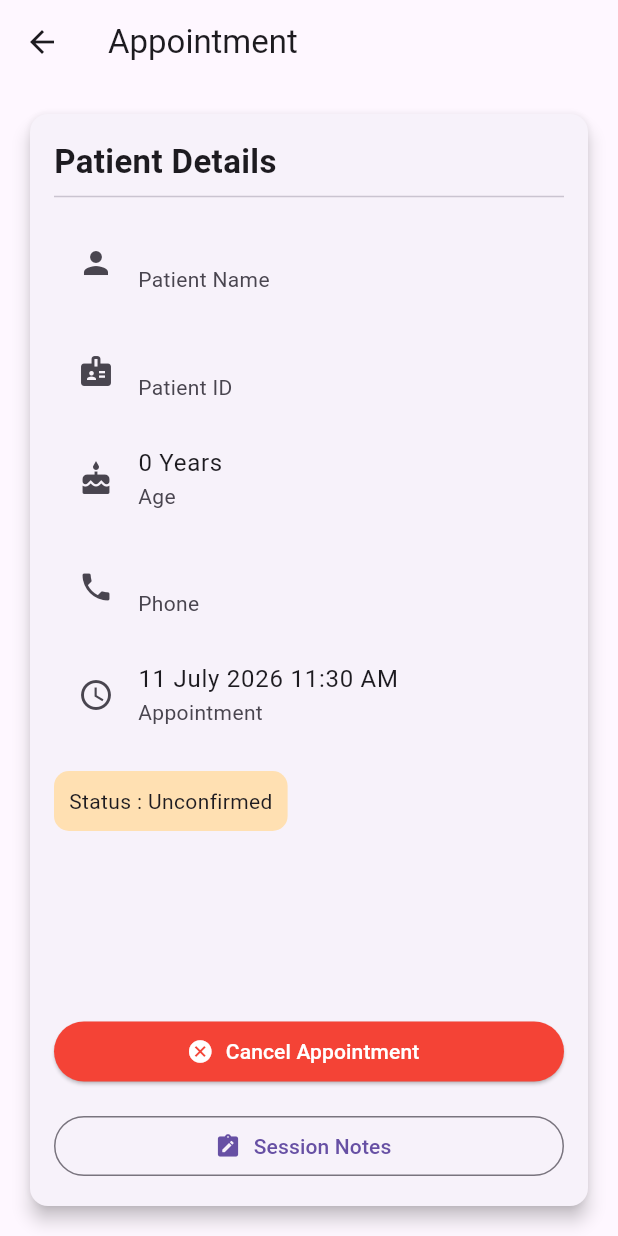
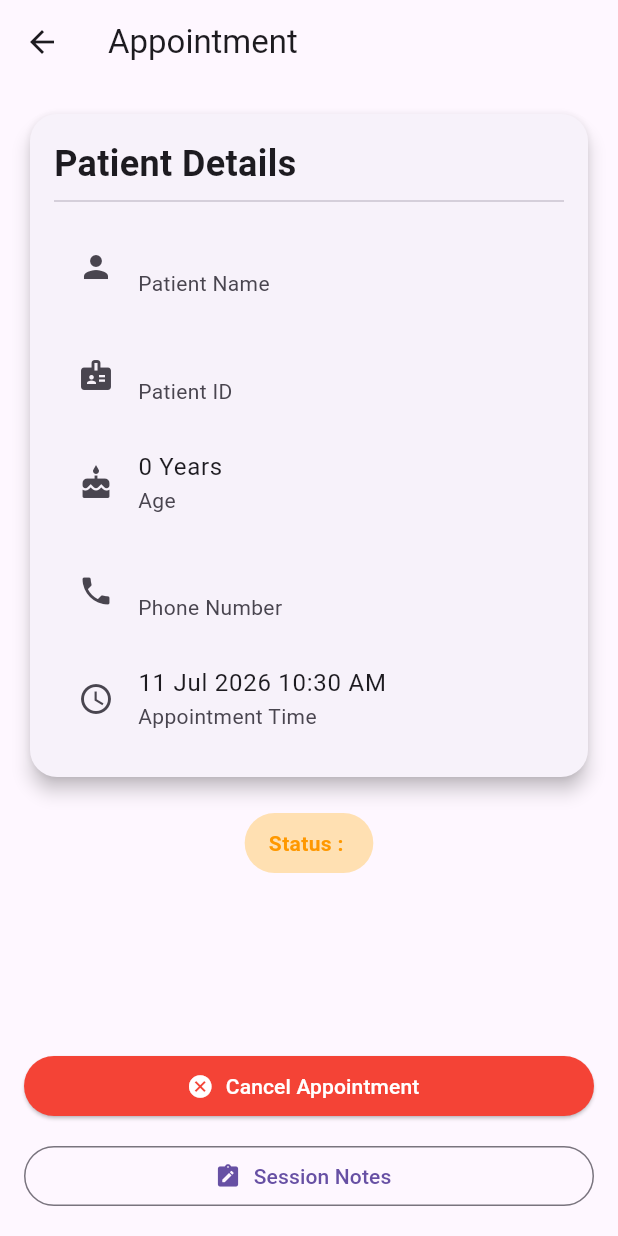
Before and after one commit to Rishab-Dani/DoctorTelehealthApp, a Flutter app: the AppointmentScreen screen opened directly with empty values, on a phone screen of 412 x 824 dp. Run offline on Flutter 3.47's test engine with Material 3 defaults, Android fonts, the phone set to English and light mode, and no system bars; our stand-ins replace cloud_firestore, firebase_auth, firebase_core; accounts and stored records are empty.

Commit message:
Refactor Appointment Module for cleanup and Better theme and spacing

```diff
--- a/lib/models/patient.dart
+++ /dev/null
@@ -1,17 +0,0 @@
-class Patient {
-  final String id;
-  final String name;
-  final int age;
-  final String phone;
-  final DateTime appointmentTime;
-  final bool confirmed;
-
-  Patient({
-    required this.id,
-    required this.name,
-    required this.age,
-    required this.phone,
-    required this.appointmentTime,
-    required this.confirmed,
-  });
-}
--- a/lib/screens/appointment/appointment_screen.dart
+++ b/lib/screens/appointment/appointment_screen.dart
@@ -1,6 +1,9 @@
 import 'package:flutter/material.dart';
 
 import '../../models/appointment.dart';
+import '../../widgets/appointment_action_buttons.dart';
+import '../../widgets/appointment_status_chip.dart';
+import '../../widgets/patient_info_card.dart';
 import '../notes/notes_screen.dart';
 
 class AppointmentScreen extends StatelessWidget {
@@ -19,7 +22,7 @@ class AppointmentScreen extends StatelessWidget {
   Widget build(BuildContext context) {
 
     bool isConfirmed =
-        appointment.status == "Confirmed";
+        appointment.status.toLowerCase() == "confirmed";
 
     return Scaffold(
 
@@ -31,132 +34,64 @@ class AppointmentScreen extends StatelessWidget {
 
         padding: const EdgeInsets.all(16),
 
-        child: Card(
-
-          elevation: 5,
-
-          child: Padding(
-
-            padding: const EdgeInsets.all(16),
-
         child: Column(
-
-              crossAxisAlignment: CrossAxisAlignment.start,
 
           children: [
 
-                const Text(
-                  "Patient Details",
-                  style: TextStyle(
-                    fontSize: 22,
-                    fontWeight: FontWeight.bold,
-                  ),
+            PatientInfoCard(
+              appointment: appointment,
             ),
 
-                const Divider(),
+            const SizedBox(height: 20),
 
-                ListTile(
-                  leading: const Icon(Icons.person),
-                  title: Text(appointment.patientName),
-                  subtitle: const Text("Patient Name"),
-                ),
-
-                ListTile(
-                  leading: const Icon(Icons.badge),
-                  title: Text(appointment.patientId),
-                  subtitle: const Text("Patient ID"),
-                ),
-
-                ListTile(
-                  leading: const Icon(Icons.cake),
-                  title: Text("${appointment.age} Years"),
-                  subtitle: const Text("Age"),
-                ),
-
-                ListTile(
-                  leading: const Icon(Icons.phone),
-                  title: Text(appointment.phone),
-                  subtitle: const Text("Phone"),
-                ),
-
-                const ListTile(
-                  leading: Icon(Icons.access_time),
-                  title: Text("11 July 2026 11:30 AM"),
-                  subtitle: Text("Appointment"),
-                ),
-
-                const SizedBox(height: 15),
-
-                Container(
-                  padding: const EdgeInsets.all(10),
-                  decoration: BoxDecoration(
-                    color: isConfirmed
-                        ? Colors.green.shade100
-                        : Colors.orange.shade100,
-                    borderRadius: BorderRadius.circular(10),
-                  ),
-                  child: Text(
-                    isConfirmed
-                        ? "Status : Confirmed"
-                        : "Status : Unconfirmed",
-                  ),
+            AppointmentStatusChip(
+              status: appointment.status,
             ),
 
             const Spacer(),
 
-                // video call button
-                SizedBox(
+            AppointmentActionButtons(
 
-                  width: double.infinity,
+              confirmed:
+              appointment.status.toLowerCase() ==
+                  "confirmed",
 
-                  child: ElevatedButton.icon(
+              onVideoCall: () {
 
-                    icon: Icon(
-                      isConfirmed
-                          ? Icons.video_call
-                          : Icons.cancel,
-                    ),
-
-                    label: Text(
-                      isConfirmed
-                          ? "Start Video Call"
-                          : "Cancel Appointment",
-                    ),
-
-                    style: ElevatedButton.styleFrom(
-                      backgroundColor:
-                      isConfirmed ? Colors.green : Colors.red,
-                      foregroundColor: Colors.white,
-                    ),
-
-                    onPressed: () {
+                // Next Phase
 
               },
 
-                  ),
+              onCancel: () {
+
+                ScaffoldMessenger.of(context).showSnackBar(
+
+                  const SnackBar(
+                    content:
+                    Text("Appointment Cancelled"),
                   ),
 
-                const SizedBox(height: 15),
+                );
 
-                SizedBox(
-                  width: double.infinity,
-                  child: OutlinedButton.icon(
-                    icon: const Icon(Icons.note_alt),
-                    label: const Text("Session Notes"),
-                    onPressed: () {
+              },
+
+              onNotes: () {
+
                 Navigator.push(
                   context,
                   MaterialPageRoute(
                     builder: (_) => const NotesScreen(),
                   ),
                 );
+
               },
+
             ),
+
+          ],
+
         ),
-              ],
-            ),
-          ),
-        ),
+
       ),
     );
   }
--- /dev/null
+++ b/lib/widgets/appointment_action_buttons.dart
@@ -0,0 +1,86 @@
+import 'package:flutter/material.dart';
+
+class AppointmentActionButtons extends StatelessWidget {
+
+  final bool confirmed;
+
+  final VoidCallback onVideoCall;
+
+  final VoidCallback onCancel;
+
+  final VoidCallback onNotes;
+
+  const AppointmentActionButtons({
+
+    super.key,
+
+    required this.confirmed,
+
+    required this.onVideoCall,
+
+    required this.onCancel,
+
+    required this.onNotes,
+
+  });
+
+  @override
+  Widget build(BuildContext context) {
+
+    return Column(
+
+      children: [
+
+        SizedBox(
+
+          width: double.infinity,
+
+          child: ElevatedButton.icon(
+
+            icon: Icon(
+              confirmed
+                  ? Icons.video_call
+                  : Icons.cancel,
+            ),
+
+            label: Text(
+              confirmed
+                  ? "Start Video Call"
+                  : "Cancel Appointment",
+            ),
+
+            style: ElevatedButton.styleFrom(
+              backgroundColor:
+              confirmed ? Colors.green : Colors.red,
+              foregroundColor: Colors.white,
+            ),
+
+            onPressed:
+            confirmed ? onVideoCall : onCancel,
+
+          ),
+
+        ),
+
+        const SizedBox(height: 12),
+
+        SizedBox(
+
+          width: double.infinity,
+
+          child: OutlinedButton.icon(
+
+            icon: const Icon(Icons.note_alt),
+
+            label: const Text("Session Notes"),
+
+            onPressed: onNotes,
+
+          ),
+
+        )
+
+      ],
+    );
+  }
+}
--- /dev/null
+++ b/lib/widgets/appointment_status_chip.dart
@@ -0,0 +1,41 @@
+import 'package:flutter/material.dart';
+
+class AppointmentStatusChip extends StatelessWidget {
+  final String status;
+
+  const AppointmentStatusChip({
+    super.key,
+    required this.status,
+  });
+
+  @override
+  Widget build(BuildContext context) {
+
+    final confirmed =
+        status.toLowerCase() == "confirmed";
+
+    return Container(
+
+      padding: const EdgeInsets.symmetric(
+        horizontal: 16,
+        vertical: 10,
+      ),
+
+      decoration: BoxDecoration(
+        color: confirmed
+            ? Colors.green.shade100
+            : Colors.orange.shade100,
+        borderRadius: BorderRadius.circular(30),
+      ),
+
+      child: Text(
+        "Status : $status",
+        style: TextStyle(
+          color:
+          confirmed ? Colors.green : Colors.orange,
+          fontWeight: FontWeight.bold,
+        ),
+      ),
+    );
+  }
+}
--- a/lib/widgets/patient_card.dart
+++ /dev/null
@@ -1,80 +0,0 @@
-import 'package:flutter/material.dart';
-import '../models/patient.dart';
-
-class PatientCard extends StatelessWidget {
-
-  final Patient patient;
-
-  const PatientCard({
-    super.key,
-    required this.patient,
-  });
-
-  @override
-  Widget build(BuildContext context) {
-
-    return Card(
-
-      elevation: 4,
-
-      shape: RoundedRectangleBorder(
-        borderRadius: BorderRadius.circular(16),
-      ),
-
-      child: Padding(
-
-        padding: const EdgeInsets.all(16),
-
-        child: Column(
-
-          crossAxisAlignment: CrossAxisAlignment.start,
-
-          children: [
-
-            Row(
-
-              children: [
-
-                const CircleAvatar(
-                  radius: 28,
-                  child: Icon(Icons.person),
-                ),
-
-                const SizedBox(width: 12),
-
-                Column(
-                  crossAxisAlignment: CrossAxisAlignment.start,
-
-                  children: [
-
-                    Text(
-                      patient.name,
-                      style: const TextStyle(
-                        fontSize: 20,
-                        fontWeight: FontWeight.bold,
-                      ),
-                    ),
-
-                    Text("Patient ID : ${patient.id}")
-
-                  ],
-                )
-
-              ],
-
-            ),
-
-            const Divider(height: 30),
-
-            Text("Age : ${patient.age}"),
-
-            Text("Phone : ${patient.phone}"),
-
-            Text("Status : ${patient.confirmed ? "Confirmed" : "Unconfirmed"}"),
-
-          ],
-        ),
-      ),
-    );
-  }
-}
--- /dev/null
+++ b/lib/widgets/patient_info_card.dart
@@ -0,0 +1,81 @@
+import 'package:flutter/material.dart';
+import '../models/appointment.dart';
+import 'package:intl/intl.dart';
+
+class PatientInfoCard extends StatelessWidget {
+  final Appointment appointment;
+
+  const PatientInfoCard({
+    super.key,
+    required this.appointment,
+  });
+
+  Widget buildTile(IconData icon, String title, String subtitle) {
+    return ListTile(
+      leading: Icon(icon),
+      title: Text(title),
+      subtitle: Text(subtitle),
+    );
+  }
+
+  @override
+  Widget build(BuildContext context) {
+    return Card(
+      elevation: 5,
+      shape: RoundedRectangleBorder(
+        borderRadius: BorderRadius.circular(18),
+      ),
+      child: Padding(
+        padding: const EdgeInsets.all(16),
+        child: Column(
+          children: [
+
+            const Align(
+              alignment: Alignment.centerLeft,
+              child: Text(
+                "Patient Details",
+                style: TextStyle(
+                  fontSize: 24,
+                  fontWeight: FontWeight.bold,
+                ),
+              ),
+            ),
+
+            const Divider(),
+
+            buildTile(
+              Icons.person,
+              appointment.patientName,
+              "Patient Name",
+            ),
+
+            buildTile(
+              Icons.badge,
+              appointment.patientId,
+              "Patient ID",
+            ),
+
+            buildTile(
+              Icons.cake,
+              "${appointment.age} Years",
+              "Age",
+            ),
+
+            buildTile(
+              Icons.phone,
+              appointment.phone,
+              "Phone Number",
+            ),
+
+            buildTile(
+              Icons.schedule,
+              DateFormat("dd MMM yyyy hh:mm a")
+                  .format(appointment.appointmentTime),
+              "Appointment Time",
+            ),
+          ],
+        ),
+      ),
+    );
+  }
+}
--- a/pubspec.yaml
+++ b/pubspec.yaml
@@ -46,6 +46,8 @@ dependencies:
   cloud_firestore: ^6.0.0
 
   uuid: ^4.5.1
+
+  intl: ^0.20.2
 
   # The following adds the Cupertino Icons font to your application.
   # Use with the CupertinoIcons class for iOS style icons.
```
Also changed, not shown: pubspec.lock. Lines whose indentation alone changed are shown as unchanged.
